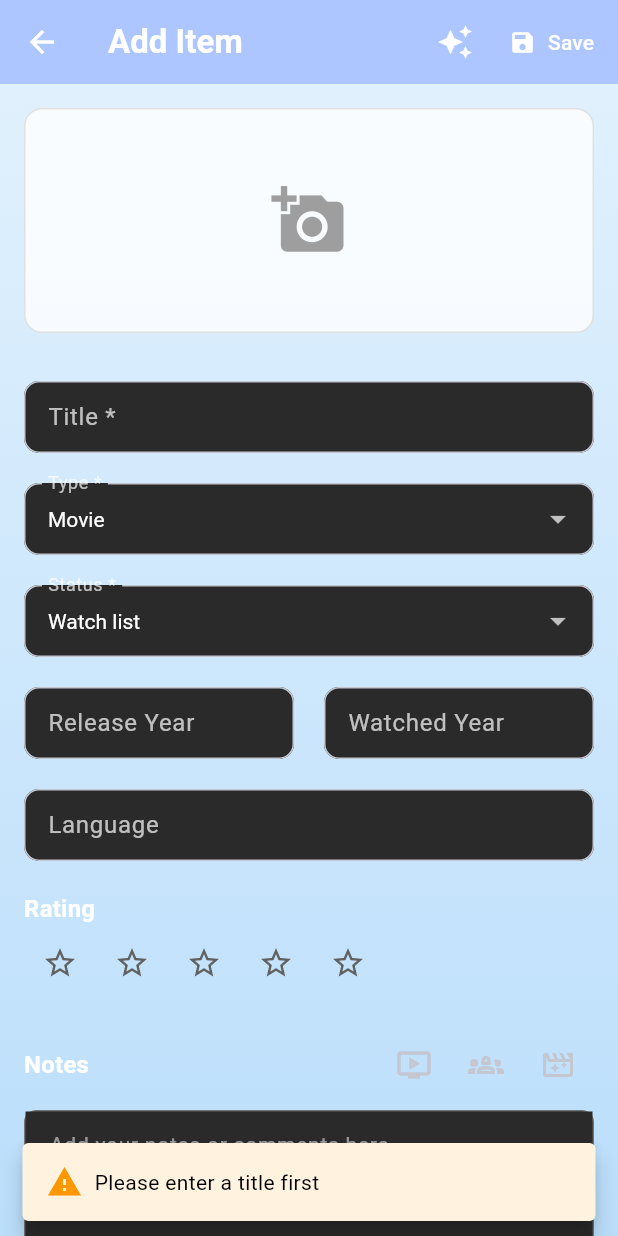
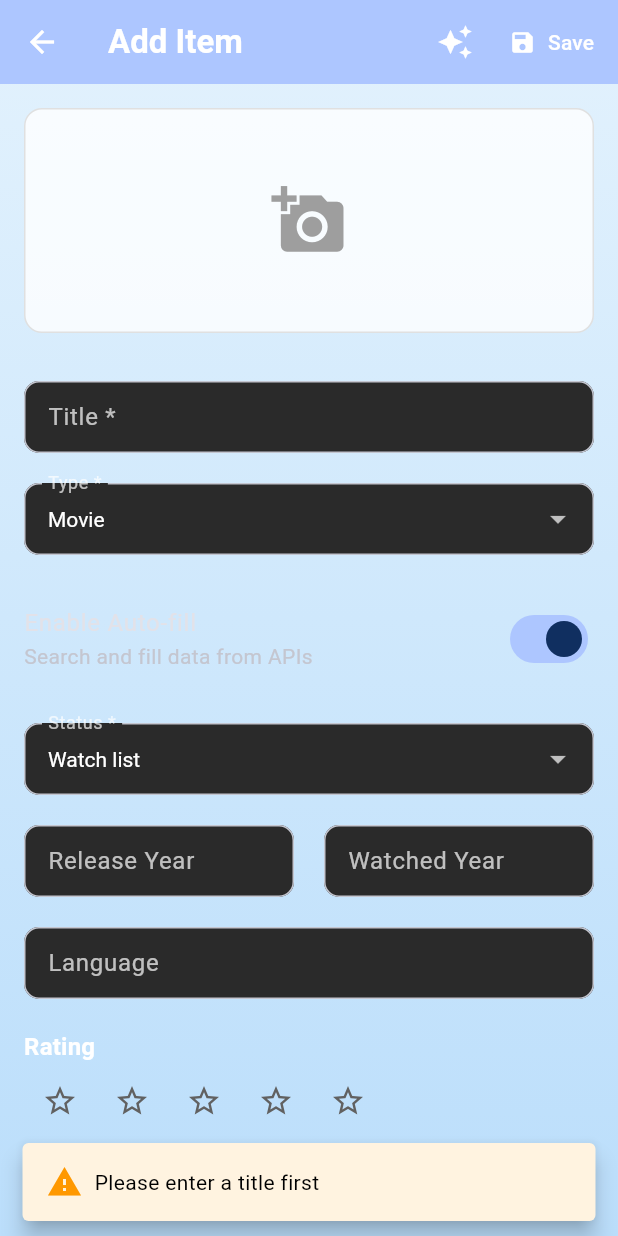
Before and after one commit to janipalliravi/mediavault, a Flutter app: the AddEditScreen screen opened by its route, after a tap on the "auto awesome" icon, on a phone screen of 412 x 824 dp. Run offline on Flutter 3.47's test engine with Material 3 defaults, Android fonts, the phone set to English and light mode, and no system bars; our stand-ins replace cached_network_image, file_picker, fl_chart, flutter_rating_bar, flutter_secure_storage, image_picker and 8 more; missing offline and left inert: crop_your_image, encrypt, file_saver, tmdb_api; accounts and stored records are empty.

Commit message:
Add anime/manga API options and manual entry capability
- Added Jikan (MAL) API service as alternative to AniList
- Added API selection dropdown for anime/manga (AniList vs Jikan)
- Added auto-fill toggle to disable API search for manual entry
- Users can now choose between AniList and Jikan APIs
- Users can disable auto-fill to manually fill all fields
- This addresses missing anime/manga in databases

```diff
--- a/lib/screens/add_edit_screen.dart
+++ b/lib/screens/add_edit_screen.dart
@@ -17,6 +17,7 @@ import '../services/image_search_service.dart';
 import '../services/tmdb_service.dart';
 import '../services/anilist_service.dart';
 import '../services/tvmaze_service.dart';
+import '../services/jikan_service.dart';
 import '../utils/snackbar_helper.dart';
 import 'package:http/http.dart' as http;
 import 'package:cached_network_image/cached_network_image.dart';
@@ -50,11 +51,14 @@ class _AddEditScreenState extends State<AddEditScreen> {
 
   static const List<String> _types = ['Movies', 'Anime', 'Manga', 'K-Drama', 'Series'];
   static const List<String> _seriesSubTypes = ['TV Series', 'Web Series'];
+  static const List<String> _animeMangaApis = ['AniList', 'Jikan (MAL)'];
   static const List<String> _statuses = AppConstants.statuses;
   static const List<String> _recommendOpts = AppConstants.recommendOptions;
 
   String _type = _types.first;
   String _seriesSubType = _seriesSubTypes.first;
+  String _animeMangaApi = _animeMangaApis.first;
+  bool _enableAutoFill = true;
   String _status = 'Watch list';
   String _recommend = 'Maybe';
   double _rating = 0.0;
@@ -314,6 +318,12 @@ class _AddEditScreenState extends State<AddEditScreen> {
       return;
     }
 
+    if (!_enableAutoFill) {
+      if (!mounted) return;
+      SnackbarHelper.showWarning(context, 'Auto-fill is disabled. Please fill fields manually.');
+      return;
+    }
+
     if (!mounted) return;
     SnackbarHelper.showInfo(context, 'Fetching data...');
 
@@ -324,13 +334,25 @@ class _AddEditScreenState extends State<AddEditScreen> {
       // Choose appropriate API based on type
       debugPrint('Auto-fill called with type: "$_type", title: "$title"');
       if (_type == 'Anime') {
+        if (_animeMangaApi == 'AniList') {
           final anilistService = AniListService();
           results = await anilistService.searchAnime(title);
           apiName = 'AniList (Anime)';
+        } else {
+          final jikanService = JikanService();
+          results = await jikanService.searchAnime(title);
+          apiName = 'Jikan (MAL) (Anime)';
+        }
       } else if (_type == 'Manga') {
+        if (_animeMangaApi == 'AniList') {
           final anilistService = AniListService();
           results = await anilistService.searchManga(title);
           apiName = 'AniList (Manga)';
+        } else {
+          final jikanService = JikanService();
+          results = await jikanService.searchManga(title);
+          apiName = 'Jikan (MAL) (Manga)';
+        }
       } else if (_type == 'Series') {
         // Series uses TVMaze for TV Series, TMDB for Web Series
         debugPrint('Series type detected, sub-type: "$_seriesSubType"');
@@ -1067,6 +1089,29 @@ class _AddEditScreenState extends State<AddEditScreen> {
                     onChanged: (v) => setState(() => _type = v!),
                     decoration: _inputDecoration('Type *'),
                   ),
+                  // Anime/Manga API selection dropdown
+                  if (_type == 'Anime' || _type == 'Manga') ...[
+                    SizedBox(height: gap + 8),
+                    DropdownButtonFormField<String>(
+                      value: _animeMangaApi,
+                      style: TextStyle(
+                        fontSize: 14,
+                        color: Theme.of(context).brightness == Brightness.dark ? Colors.white : Colors.black87,
+                      ),
+                      items: _animeMangaApis.map((t) => DropdownMenuItem(
+                        value: t,
+                        child: Text(
+                          t,
+                          style: TextStyle(
+                            color: Theme.of(context).brightness == Brightness.dark ? Colors.white : Colors.black87,
+                            overflow: TextOverflow.ellipsis,
+                          ),
+                        )
+                      )).toList(),
+                      onChanged: (v) => setState(() => _animeMangaApi = v!),
+                      decoration: _inputDecoration('API Source *'),
+                    ),
+                  ],
                   // Series sub-type dropdown
                   if (_type == 'Series') ...[
                     SizedBox(height: gap + 8),
@@ -1090,6 +1135,15 @@ class _AddEditScreenState extends State<AddEditScreen> {
                       decoration: _inputDecoration('Series Type *'),
                     ),
                   ],
+                  // Auto-fill toggle
+                  SizedBox(height: gap + 8),
+                  SwitchListTile(
+                    title: const Text('Enable Auto-fill'),
+                    subtitle: const Text('Search and fill data from APIs'),
+                    value: _enableAutoFill,
+                    onChanged: (value) => setState(() => _enableAutoFill = value),
+                    contentPadding: EdgeInsets.zero,
+                  ),
                   // Move Season/Episodes (or Chapter for Manga) above Status
                   if (_type != 'Movies') ...[
                     SizedBox(height: gap + 8),
```
Lines whose indentation alone changed are shown as unchanged.
